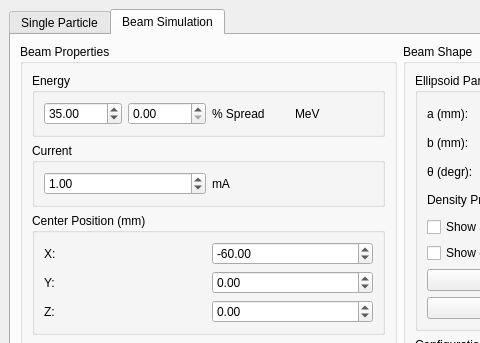
Above: ui/mainWindow.ui from OlegSkazatov/QuadrupoleLens before the change; both pictures show x 0 to 480 and y 0 to 343 of the 800 by 600 pixel window. Below: the same form after it.
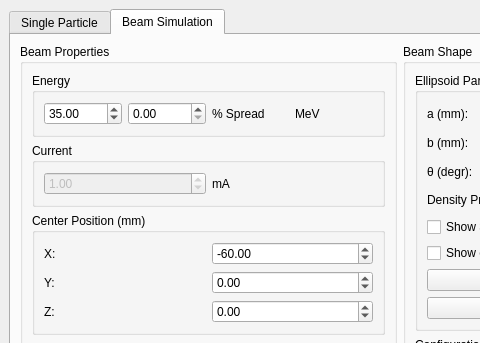
That is the form after the change. The open tabs and pages were chosen to show the change.

```diff
--- a/ui/mainWindow.ui
+++ b/ui/mainWindow.ui
@@ -354,6 +354,9 @@
              <layout class="QHBoxLayout" name="horizontalLayout_6">
               <item>
                <widget class="QDoubleSpinBox" name="beamCurrentSpinBox">
+                <property name="enabled">
+                 <bool>false</bool>
+                </property>
                 <property name="minimum">
                  <double>0.010000000000000</double>
                 </property>
```
Left out of the diff: 2 changed lines with no effect on the pictures.
